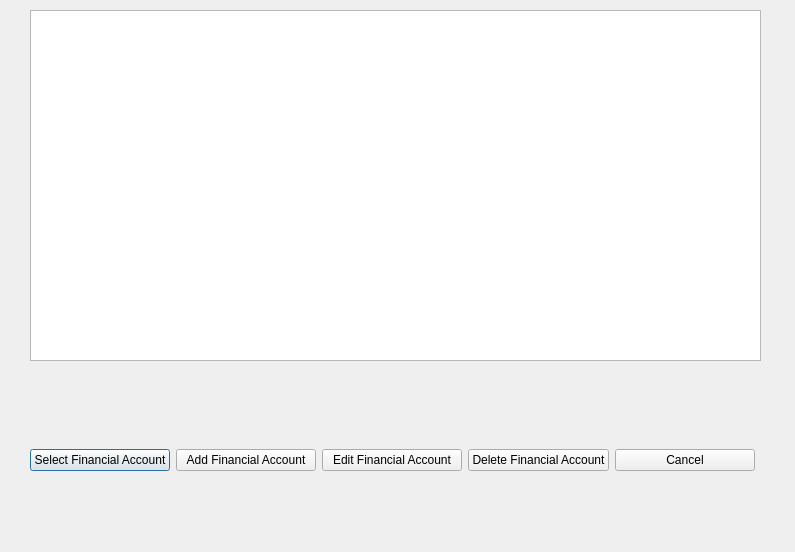
Qt form BudgetManagementQtVS/BudgetManagementQtVS/FinancialAccountSelectionView.ui (Greexoff/Budget-Management-App) before a commit.
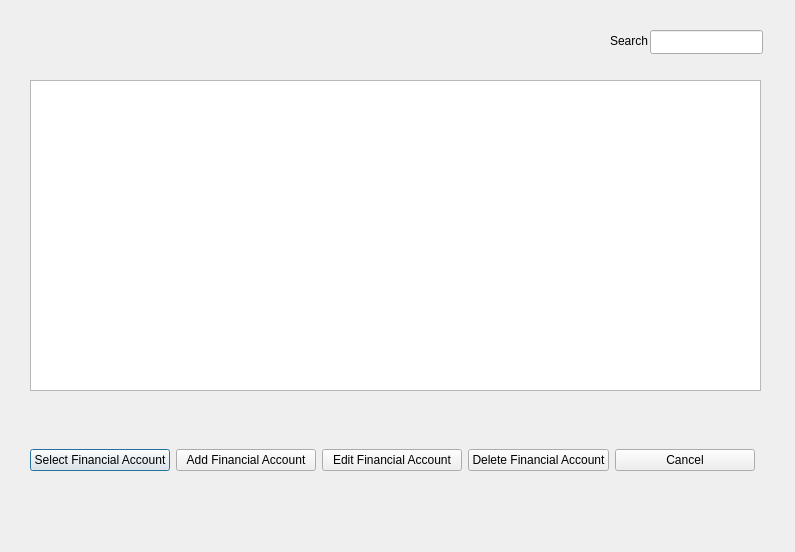
The same form after that commit.

Commit message: added filtering to categories and financial accounts

Diff of the .ui file:
```diff
--- a/BudgetManagementQtVS/BudgetManagementQtVS/FinancialAccountSelectionView.ui
+++ b/BudgetManagementQtVS/BudgetManagementQtVS/FinancialAccountSelectionView.ui
@@ -64,9 +64,32 @@
    <property name="geometry">
     <rect>
      <x>30</x>
-     <y>10</y>
+     <y>80</y>
      <width>731</width>
-     <height>351</height>
+     <height>311</height>
+    </rect>
+   </property>
+  </widget>
+  <widget class="QLabel" name="label">
+   <property name="geometry">
+    <rect>
+     <x>610</x>
+     <y>30</y>
+     <width>41</width>
+     <height>21</height>
+    </rect>
+   </property>
+   <property name="text">
+    <string>Search</string>
+   </property>
+  </widget>
+  <widget class="QLineEdit" name="searchEdit">
+   <property name="geometry">
+    <rect>
+     <x>650</x>
+     <y>30</y>
+     <width>113</width>
+     <height>24</height>
     </rect>
    </property>
   </widget>
```
The commit also changes 15 other files.
